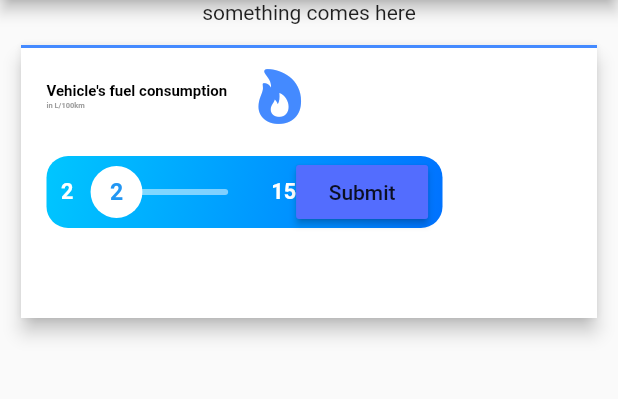
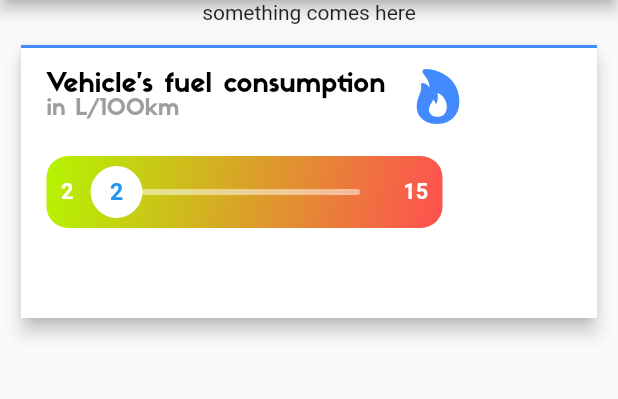
Before and after one commit to gurnameh-99/CarbonDEX, a Flutter app: the FormScreen screen opened by its route, on a phone screen of 412 x 824 dp, the part 84-483 px from its top. Run offline on Flutter 3.47's test engine with Material 2 defaults, Android fonts, the phone set to English and light mode, and no system bars.

Commit message:
just a commit

```diff
--- a/carbon_dex/lib/screens/forms.dart
+++ b/carbon_dex/lib/screens/forms.dart
@@ -216,14 +216,15 @@ class FormScreen extends StatelessWidget {
         text: TextSpan(
           text: '${data['title']}',//'Enter your car\'s fuel\nconsumption',
           style: TextStyle(
-              fontWeight: FontWeight.bold, color: Colors.black, fontSize: 10),
+              fontWeight: FontWeight.bold, color: Colors.black, fontSize: 18, fontFamily: 'Sifonn'),
           children: <TextSpan>[
             TextSpan(
                 text: '\n${data['subtitle']}',//'\n\nin L/100 km.',
                 style: TextStyle(
                     color: Colors.grey,
-                    fontSize: 5,
-                    fontWeight: FontWeight.bold)),
+                    fontSize: 15,
+                    fontWeight: FontWeight.bold,
+                    fontFamily: 'Sifonn')),
           ],
         ),
       ),
--- a/carbon_dex/lib/screens/slider_widget.dart
+++ b/carbon_dex/lib/screens/slider_widget.dart
@@ -37,6 +37,7 @@ class _SliderWidgetState extends State<SliderWidget> {
 
 
     return Container(
+
       width: this.widget.fullWidth
           ? double.infinity
           : (this.widget.sliderHeight) * 5.5,
@@ -47,8 +48,8 @@ class _SliderWidgetState extends State<SliderWidget> {
         ),
         gradient: new LinearGradient(
             colors: [
-              const Color(0xFF00c6ff),
-              const Color(0xFF0072ff),
+              const Color(0xFFb4f500),
+              const Color(0xFFff5050),
             ],
             begin: const FractionalOffset(0.0, 0.0),
             end: const FractionalOffset(1.0, 1.00),
@@ -58,7 +59,9 @@ class _SliderWidgetState extends State<SliderWidget> {
       child: Padding(
         padding: EdgeInsets.fromLTRB(this.widget.sliderHeight * paddingFactor,
             2, this.widget.sliderHeight * paddingFactor, 2),
-        child: Row(
+        child: Stack(
+        children: <Widget>[
+          Row(
           children: <Widget>[
             Text(
               '${this.widget.min}',
@@ -115,11 +118,16 @@ class _SliderWidgetState extends State<SliderWidget> {
                 color: Colors.white,
               ),
             ),
-            submitRatingButton,
           ],
+        ),
+          //Row(children: <Widget>[submitRatingButton,]),
+
+    ],
         ),
       ),
     );
+    submitRatingButton;
+
 
   }
   void updateRating() {
```
